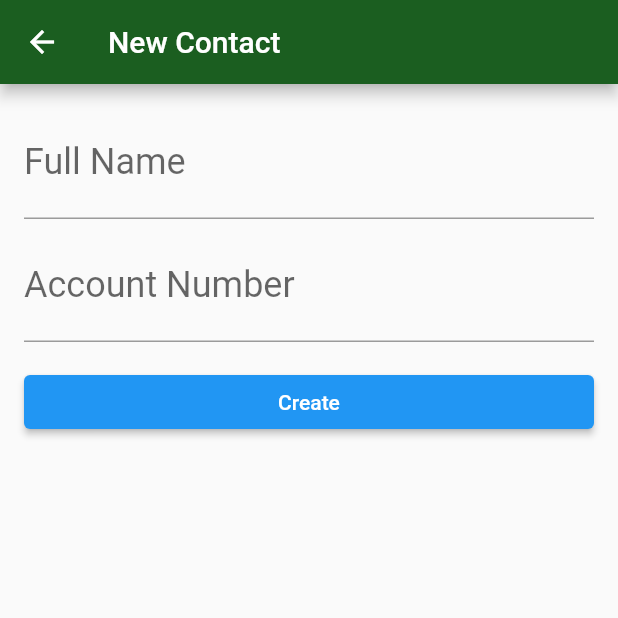
After one commit to lucasomac/bytebank, a Flutter app: the ContatForm screen opened directly, on a phone screen of 412 x 824 dp, the top half of it. The commit adds this screen. Run offline on Flutter 3.47's test engine with Material 2 defaults, Android fonts, the phone set to English and light mode, and no system bars; our stand-ins replace sqflite; accounts and stored records are empty.

Commit message:
Added: files database configuration and intregation

```diff
--- /dev/null
+++ b/lib/database/app_database.dart
@@ -0,0 +1,35 @@
+import 'package:bytebank/models/contact.dart';
+import 'package:path/path.dart';
+import 'package:sqflite/sqflite.dart';
+
+Future<Database> createDatabase() {
+  return getDatabasesPath().then((dbPath) {
+    final String path = join(dbPath, 'bytebank.db');
+    return openDatabase(
+      path,
+      onCreate: (db, version) {
+        db.execute(
+            'CREATE TABLE contacts(id INTEGER PRIMARY KEY, nme TEXT, accountNumber INTEGER)');
+      },
+      version: 1,
+    );
+  });
+}
+
+Future<int> save(Contact contact) {
+  return createDatabase().then((db) {
+    return db.insert('contacts', contact.toJson());
+  });
+}
+
+Future<List<Contact>?> findAll() {
+  return createDatabase().then((db) {
+    db.query('contacts').then((data) {
+      List lista = [];
+      for (var element in data) {
+        lista.add(Contact.fromJson(element));
+      }
+      return lista;
+    });
+  });
+}
--- /dev/null
+++ b/lib/models/contact.dart
@@ -0,0 +1,21 @@
+class Contact {
+  int? id;
+  String name = "";
+  int accountNumber = 0;
+
+  Contact({this.id, required this.name, required this.accountNumber});
+
+  Contact.fromJson(Map<String, dynamic> json) {
+    id = json['id'];
+    name = json['name'];
+    accountNumber = json['accountNumber'];
+  }
+
+  Map<String, dynamic> toJson() {
+    final Map<String, dynamic> data = <String, dynamic>{};
+    data['id'] = id;
+    data['name'] = name;
+    data['accountNumber'] = accountNumber;
+    return data;
+  }
+}
--- /dev/null
+++ b/lib/screens/contact_form.dart
@@ -0,0 +1,70 @@
+import 'package:bytebank/models/contact.dart';
+import 'package:flutter/material.dart';
+
+class ContatForm extends StatefulWidget {
+  ContatForm({Key? key}) : super(key: key);
+
+  @override
+  State<ContatForm> createState() => _ContatFormState();
+}
+
+class _ContatFormState extends State<ContatForm> {
+  final TextEditingController _numberAccountController =
+      TextEditingController();
+
+  final TextEditingController _nameController = TextEditingController();
+
+  @override
+  Widget build(BuildContext context) {
+    return Scaffold(
+      appBar: AppBar(
+        title: const Text("New Contact"),
+      ),
+      body: Padding(
+        padding: const EdgeInsets.all(16.0),
+        child: Column(
+          children: [
+            TextField(
+              controller: _nameController,
+              style: const TextStyle(fontSize: 24.0),
+              keyboardType: TextInputType.text,
+              decoration: InputDecoration(
+                labelText: "Full Name",
+                hintText: "",
+              ),
+            ),
+            Padding(
+              padding: const EdgeInsets.only(top: 8.0),
+              child: TextField(
+                controller: _numberAccountController,
+                style: const TextStyle(fontSize: 24.0),
+                keyboardType: TextInputType.number,
+                decoration: InputDecoration(
+                  labelText: "Account Number",
+                  hintText: "",
+                ),
+              ),
+            ),
+            Padding(
+              padding: const EdgeInsets.only(top: 16.0),
+              child: SizedBox(
+                width: double.maxFinite,
+                child: ElevatedButton(
+                  child: Text("Create"),
+                  onPressed: () => _criaContact(context),
+                ),
+              ),
+            )
+          ],
+        ),
+      ),
+    );
+  }
+
+  void _criaContact(BuildContext context) {
+    final Contact contact = Contact(
+        name: _nameController.text,
+        accountNumber: int.parse(_numberAccountController.text));
+    Navigator.pop(context, contact);
+  }
+}
--- a/pubspec.yaml
+++ b/pubspec.yaml
@@ -34,6 +34,8 @@ dependencies:
   # The following adds the Cupertino Icons font to your application.
   # Use with the CupertinoIcons class for iOS style icons.
   cupertino_icons: ^1.0.2
+  sqflite: ^2.0.0+4
+  path:
 
 dev_dependencies:
   flutter_test:
```
Also changed, not shown: lib/main.dart (+1 -49 lines), lib/screens/contacts_list.dart (added, +61 -0 lines), lib/screens/dasboard.dart (added, +59 -0 lines), 5 other files.
